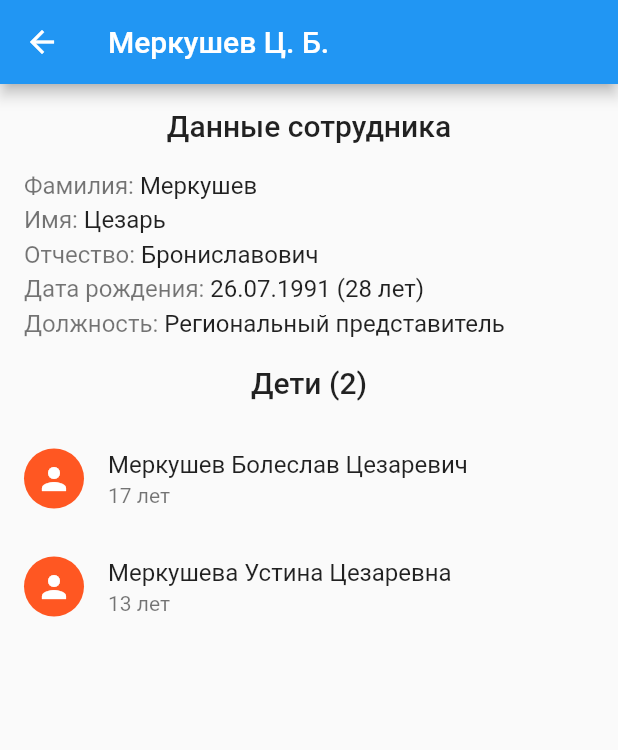
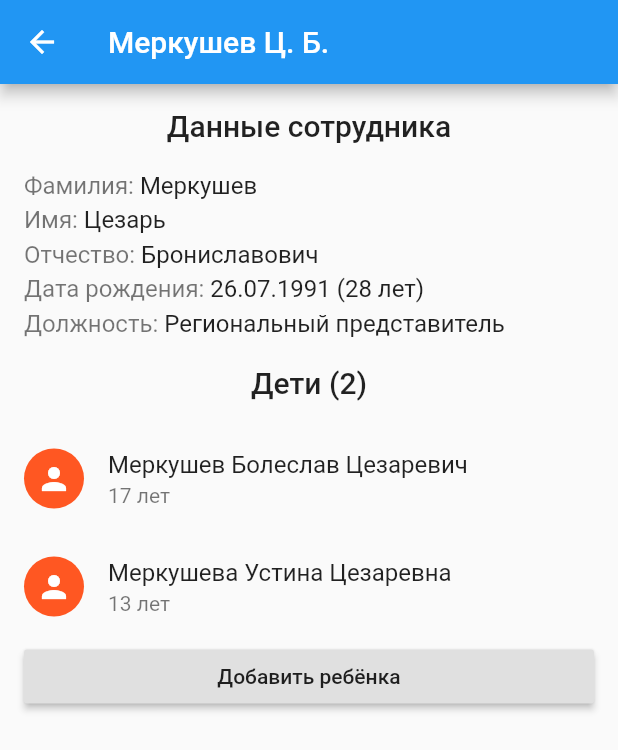
Before and after one commit to PiN73/employees, a Flutter app: the screen it shows after launch, after a tap on an icon or button, on a phone screen of 412 x 824 dp. Shown: the top 750 px of the screen. Run offline on Flutter 3.47's test engine with Material 2 defaults, Android fonts, the phone set to English and light mode, and no system bars; missing offline and left inert: dataclass.

Commit message:
child adding

```diff
--- a/lib/data/repository.dart
+++ b/lib/data/repository.dart
@@ -1,6 +1,6 @@
 import 'dart:collection';
-
 import 'package:employees/data/dummy.dart';
+import 'package:employees/models/child.dart';
 import 'package:employees/models/employee.dart';
 import 'package:flutter/foundation.dart';
 
@@ -10,8 +10,21 @@ class Repository with ChangeNotifier {
   UnmodifiableListView<Employee> get employees =>
       UnmodifiableListView(_employees);
 
+  Employee getEmployee(String id) =>
+      _employees.singleWhere((it) => it.id == id);
+
   void addEmployee(Employee data) {
     _employees.insert(0, data);
     notifyListeners();
   }
+
+  // currently not thread safe
+  void addEmployeeChild(String employeeId, Child child) {
+    final i = _employees.indexWhere((it) => it.id == employeeId);
+    final employee = _employees[i];
+    _employees[i] = employee.copyWith(
+      children: [...employee.children, child],
+    );
+    notifyListeners();
+  }
 }
--- a/lib/models/child.dart
+++ b/lib/models/child.dart
@@ -1,17 +1,23 @@
+import 'package:dataclass/dataclass.dart';
 import 'package:employees/models/user.dart';
+import 'package:employees/utils.dart';
 import 'package:flutter/foundation.dart';
 
-@immutable
-class Child extends User {
+part 'child.g.dart';
+
+@dataClass
+class Child extends _$Child with User {
+  final String id;
+  final String lastName;
+  final String firstName;
+  final String middleName;
+  final DateTime birthDate;
+
   Child({
-    @required String lastName,
-    @required String firstName,
-    @required String middleName,
-    @required DateTime birthDate,
-  }) : super(
-    lastName: lastName,
-    firstName: firstName,
-    middleName: middleName,
-    birthDate: birthDate,
-  );
+    String id,
+    @required this.lastName,
+    @required this.firstName,
+    @required this.middleName,
+    @required this.birthDate,
+  })  : this.id = id ?? uuid.v4();
 }
--- a/lib/models/employee.dart
+++ b/lib/models/employee.dart
@@ -1,23 +1,30 @@
+import 'package:dataclass/dataclass.dart';
 import 'package:employees/models/child.dart';
 import 'package:employees/models/user.dart';
+import 'package:employees/utils.dart';
 import 'package:flutter/foundation.dart';
 
-@immutable
-class Employee extends User {
+part 'employee.g.dart';
+
+@dataClass
+class Employee extends _$Employee with User {
+  final String id;
+  final String lastName;
+  final String firstName;
+  final String middleName;
+  final DateTime birthDate;
   final String position;
+  @Collection(deepEquality: true)
   final List<Child> children;
 
   Employee({
-    @required String lastName,
-    @required String firstName,
-    @required String middleName,
-    @required DateTime birthDate,
+    String id,
+    @required this.lastName,
+    @required this.firstName,
+    @required this.middleName,
+    @required this.birthDate,
     @required this.position,
-    this.children = const [],
-  }) : super(
-    lastName: lastName,
-    firstName: firstName,
-    middleName: middleName,
-    birthDate: birthDate,
-  );
+    List<Child> children,
+  })  : this.id = id ?? uuid.v4(),
+        this.children = children ?? [];
 }
--- a/lib/models/user.dart
+++ b/lib/models/user.dart
@@ -2,17 +2,11 @@ import 'package:flutter/foundation.dart';
 
 @immutable
 abstract class User {
-  final String lastName;
-  final String firstName;
-  final String middleName;
-  final DateTime birthDate;
-
-  User({
-    @required this.lastName,
-    @required this.firstName,
-    @required this.middleName,
-    @required this.birthDate,
-  });
+  String get id;
+  String get lastName;
+  String get firstName;
+  String get middleName;
+  DateTime get birthDate;
 
   String get fullName => '$lastName $firstName $middleName';
 
--- a/lib/pages/employee_page.dart
+++ b/lib/pages/employee_page.dart
@@ -1,14 +1,30 @@
+import 'package:employees/data/repository.dart';
 import 'package:employees/models/child.dart';
 import 'package:employees/models/employee.dart';
+import 'package:employees/pages/add_child_page.dart';
 import 'package:employees/strings.dart';
 import 'package:employees/utils.dart';
 import 'package:employees/widgets/user_info.dart';
 import 'package:flutter/material.dart';
+import 'package:provider/provider.dart';
 
 class EmployeePage extends StatelessWidget {
+  final String id;
+
+  const EmployeePage({@required this.id});
+
+  @override
+  Widget build(BuildContext context) {
+    return _EmployeePage(
+      data: context.select((Repository r) => r.getEmployee(id)),
+    );
+  }
+}
+
+class _EmployeePage extends StatelessWidget {
   final Employee data;
 
-  const EmployeePage({@required this.data});
+  const _EmployeePage({@required this.data});
 
   @override
   Widget build(BuildContext context) {
@@ -46,12 +62,22 @@ class EmployeePage extends StatelessWidget {
             ),
           ),
           _ChildrenList(data: data.children),
+          SliverToBoxAdapter(
+            child: Padding(
+              padding: EdgeInsets.symmetric(
+                horizontal: 16,
+              ),
+              child: _AddChild(data: data),
+            ),
+          ),
+          SliverToBoxAdapter(
+            child: SizedBox(height: 16),
+          ),
         ],
       ),
     );
   }
 }
-
 
 class _ChildrenList extends StatelessWidget {
   final List<Child> data;
@@ -93,3 +119,30 @@ class _Child extends StatelessWidget {
     );
   }
 }
+
+class _AddChild extends StatelessWidget {
+  final Employee data;
+
+  const _AddChild({@required this.data});
+
+  @override
+  Widget build(BuildContext context) {
+    return RaisedButton(
+      child: Text('Добавить ребёнка'),
+      onPressed: () => Navigator.of(context)
+          .push<bool>(
+        MaterialPageRoute(
+          builder: (context) => AddChildPage(employeeId: data.id),
+        ),
+      ).then((wasSaved) {
+        if (wasSaved == true) {
+          Scaffold.of(context).showSnackBar(
+            SnackBar(
+              content: Text('Ребёнок добавлен'),
+            ),
+          );
+        }
+      }),
+    );
+  }
+}
--- a/lib/pages/employees_page.dart
+++ b/lib/pages/employees_page.dart
@@ -86,7 +86,7 @@ class _Employee extends StatelessWidget {
       ),
       onTap: () => Navigator.of(context).push(
         MaterialPageRoute(
-          builder: (context) => EmployeePage(data: data),
+          builder: (context) => EmployeePage(id: data.id),
         ),
       ),
     );
--- a/lib/utils.dart
+++ b/lib/utils.dart
@@ -1,4 +1,5 @@
 import 'package:intl/intl.dart';
+import 'package:uuid/uuid.dart';
 
 extension DateTimeExtensions on DateTime {
   String format() => DateFormat.yMd().format(this);
@@ -19,3 +20,5 @@ extension DateTimeExtensions on DateTime {
 extension StringExtensions on String {
   String capitalize() => toBeginningOfSentenceCase(this);
 }
+
+final uuid = Uuid();
--- a/pubspec.yaml
+++ b/pubspec.yaml
@@ -12,10 +12,14 @@ dependencies:
     sdk: flutter
   provider: ^4.1.3
   intl: ^0.16.1
+  uuid: ^2.0.4
+  dataclass: ^0.3.0
 
 dev_dependencies:
   flutter_test:
     sdk: flutter
+  build_runner: ">=1.9.0 <2.0.0"
+  dataclass_generator: ^0.3.0
 
 flutter:
   uses-material-design: true
```
Also changed, not shown: lib/pages/add_child_page.dart (added, +142 -0 lines), lib/models/child.g.dart (added), lib/models/employee.g.dart (added), pubspec.lock.
